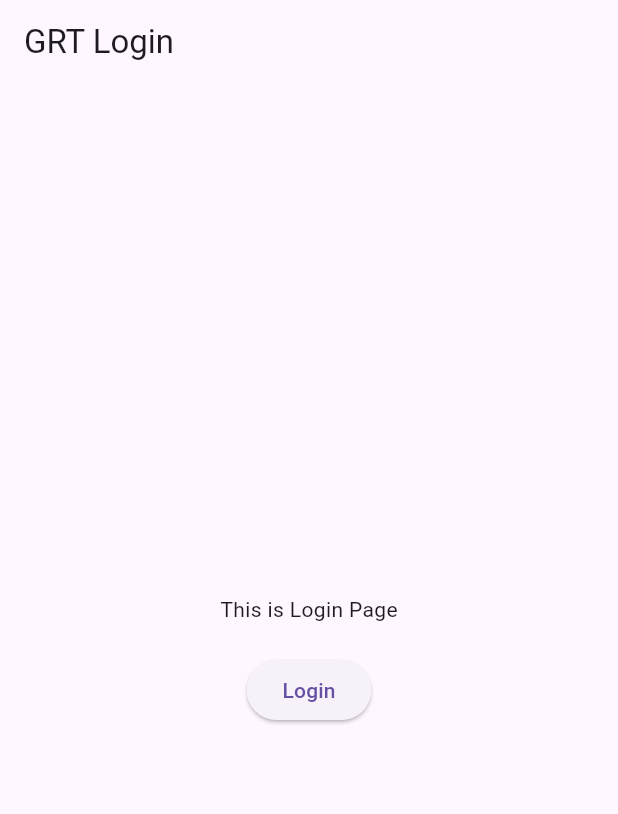
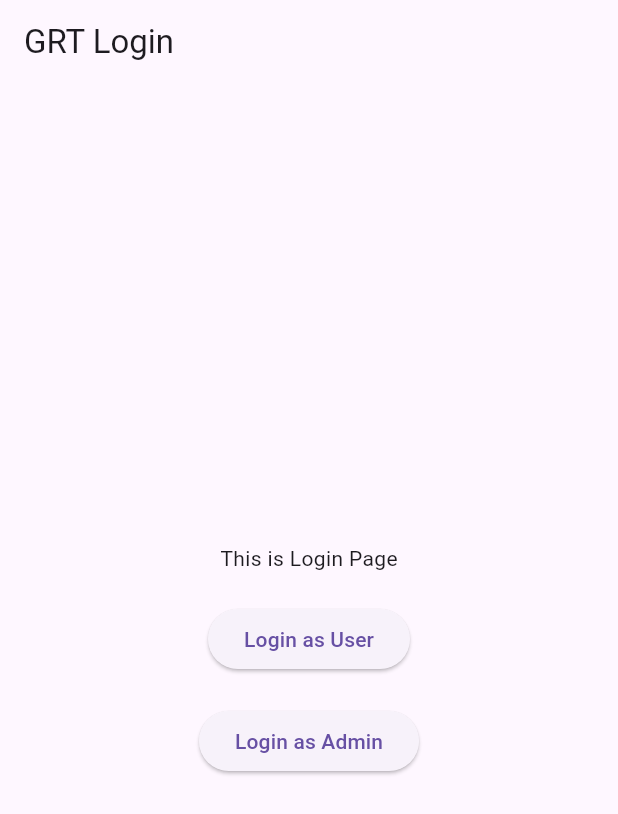
Before and after one commit to khkred/go_router_riverpod_tutorials, a Flutter app: the screen it shows after launch, on a phone screen of 412 x 824 dp. Shown: the top 814 px of the screen. Run offline on Flutter 3.47's test engine with Material 3 defaults, Android fonts, the light colour scheme and no system bars; our stand-ins replace flutter_riverpod, go_router.

Commit message:
Role based redirect

```diff
--- a/grt_redirect/lib/pages/home_page.dart
+++ b/grt_redirect/lib/pages/home_page.dart
@@ -37,6 +37,12 @@ class HomePage extends ConsumerWidget {
                   context.go('/home/settings');
                 },
                 child: const Text('Go to Settings')),
+            const SizedBox(height: 20),
+            ElevatedButton(
+                onPressed: () {
+                  context.go('/admin');
+                },
+                child: const Text('Go to Admin')),
           ],
         ),
       ),
--- a/grt_redirect/lib/pages/login_page.dart
+++ b/grt_redirect/lib/pages/login_page.dart
@@ -21,9 +21,15 @@ class LoginPage extends ConsumerWidget {
             const SizedBox(height: 20),
             ElevatedButton(
                 onPressed: () {
-                  ref.read(authProvider.notifier).login();
+                  ref.read(authProvider.notifier).login('user');
                 },
-                child: const Text('Login')),
+                child: const Text('Login as User')),
+            const SizedBox(height: 20),
+            ElevatedButton(
+                onPressed: () {
+                  ref.read(authProvider.notifier).login('admin');
+                },
+                child: const Text('Login as Admin')),
           ],
         ),
       ),
--- a/grt_redirect/lib/providers/auth_provider.dart
+++ b/grt_redirect/lib/providers/auth_provider.dart
@@ -2,6 +2,6 @@ import 'package:flutter_riverpod/flutter_riverpod.dart';
 
 import '../notifiers/auth_notifier.dart';
 
-final authProvider = StateNotifierProvider<AuthNotifier, bool>((ref) {
+final authProvider = StateNotifierProvider<AuthNotifier, Map<String, dynamic>>((ref) {
   return AuthNotifier();
 });
--- a/grt_redirect/lib/routing/app_router.dart
+++ b/grt_redirect/lib/routing/app_router.dart
@@ -12,7 +12,7 @@ import '../pages/settings_page.dart';
 import '../providers/auth_provider.dart';
 
 FutureOr<String?> redirectIfNotLoggedIn(ProviderRef ref) {
-  final loggedIn = ref.watch(authProvider);
+  final loggedIn = ref.watch(authProvider)['loggedIn'];
   if (!loggedIn) {
     return '/login';
   }
@@ -51,11 +51,21 @@ final routerProvider = Provider<GoRouter>((ref) {
         GoRoute(
           path: '/admin',
           builder: (context, state) => const AdminPage(),
-          redirect: (context, state) => redirectIfNotLoggedIn(ref),
+          redirect: (context, state) {
+            final loggedIn = ref.watch(authProvider)['loggedIn'];
+            final role = ref.watch(authProvider)['role'];
+            if (!loggedIn) {
+              return '/login';
+            }
+            if(role != 'admin'){
+              return '/home';
+            }
+            return null;
+          },
         ),
       ],
       redirect: (context, state) {
-        final loggedIn = ref.watch(authProvider);
+        final loggedIn = ref.watch(authProvider)['loggedIn'];
         final isLoggingIn = state.path == '/login';
 
         if (!loggedIn && !isLoggingIn) {
```
Also changed, not shown: grt_redirect/lib/notifiers/auth_notifier.dart (+7 -6 lines).
